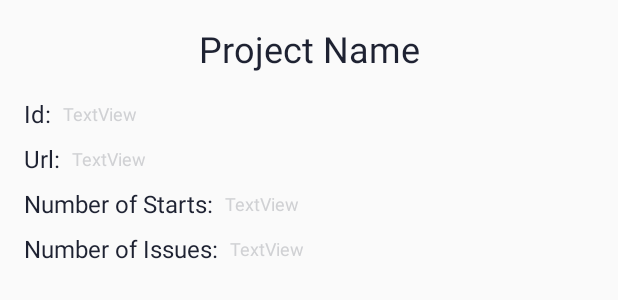
After one commit to caginakgul/Electricity, an Android app: the layout repository_bottom_sheet.xml on its own in the app's theme, with its tools: preview values and no code run, on a phone screen of 412 x 824 dp. The commit adds this screen. Shown: the top 300 px of the screen. Run offline under Robolectric (Android 15) with nearby library versions, the phone set to English and light mode, and no system bars.

Commit message:
Implementing bottom sheet fragment to display details

```diff
--- /dev/null
+++ b/app/src/main/java/com/example/electricity/base/BaseBottomSheet.kt
@@ -0,0 +1,15 @@
+package com.example.electricity.base
+
+import android.os.Bundle
+import android.view.LayoutInflater
+import android.view.View
+import android.view.ViewGroup
+import com.google.android.material.bottomsheet.BottomSheetDialogFragment
+abstract class BaseBottomSheet : BottomSheetDialogFragment() {
+
+    override fun onCreateView(
+        inflater: LayoutInflater,
+        container: ViewGroup?,
+        savedInstanceState: Bundle?
+    ): View? = super.onCreateView(inflater, container, savedInstanceState)
+}
--- /dev/null
+++ b/app/src/main/java/com/example/electricity/ui/details/RepositoryDetailsBottomSheet.kt
@@ -0,0 +1,51 @@
+package com.example.electricity.ui.details
+
+import android.content.Context
+import android.os.Bundle
+import android.view.LayoutInflater
+import android.view.View
+import android.view.ViewGroup
+import com.example.electricity.R
+import com.example.electricity.base.BaseBottomSheet
+import com.example.electricity.common.Constants
+import com.example.electricity.network.data.RepositoryDetails
+import kotlinx.android.synthetic.main.repository_bottom_sheet.*
+
+class RepositoryDetailsBottomSheet : BaseBottomSheet() {
+    override fun onCreateView(
+        inflater: LayoutInflater,
+        container: ViewGroup?,
+        savedInstanceState: Bundle?
+    ): View? {
+        return inflater.inflate(
+            R.layout.repository_bottom_sheet, container,
+            false
+        )
+    }
+
+    private fun initData() {
+        val args = arguments
+        val repositoryDetailsData =
+            args?.getParcelable<RepositoryDetails>(Constants.Data.REPOSITORY_ITEM_KEY)
+        projectNameTextViewTitle.text = repositoryDetailsData?.name ?: ""
+        idTextViewDynamic.text = repositoryDetailsData?.id.toString()
+        urlTextViewDynamic.text = repositoryDetailsData?.html_url ?: ""
+        starTextViewDynamic.text = repositoryDetailsData?.stargazersCount.toString()
+        issueTextViewDynamic.text = repositoryDetailsData?.openIssuesCount.toString()
+    }
+
+    companion object {
+        fun newInstance(repo: RepositoryDetails): RepositoryDetailsBottomSheet {
+            val args = Bundle()
+            args.putParcelable(Constants.Data.REPOSITORY_ITEM_KEY, repo)
+            val fragment = RepositoryDetailsBottomSheet()
+            fragment.arguments = args
+            return fragment
+        }
+    }
+
+    override fun onViewCreated(view: View, savedInstanceState: Bundle?) {
+        super.onViewCreated(view, savedInstanceState)
+        initData()
+    }
+}
--- /dev/null
+++ b/app/src/main/res/layout/repository_bottom_sheet.xml
@@ -0,0 +1,109 @@
+<?xml version="1.0" encoding="utf-8"?>
+<androidx.constraintlayout.widget.ConstraintLayout xmlns:android="http://schemas.android.com/apk/res/android"
+    xmlns:app="http://schemas.android.com/apk/res-auto"
+    xmlns:tools="http://schemas.android.com/tools"
+    android:layout_width="match_parent"
+    android:layout_height="wrap_content"
+    android:paddingBottom="@dimen/bottom_sheet_padding_24">
+
+    <TextView
+        android:id="@+id/projectNameTextViewTitle"
+        style="@style/TextAppearanceHeader"
+        android:layout_width="wrap_content"
+        android:layout_height="wrap_content"
+        android:layout_marginStart="@dimen/text_view_margin_8"
+        android:layout_marginTop="@dimen/text_view_margin_16"
+        android:layout_marginEnd="@dimen/text_view_margin_8"
+        app:layout_constraintEnd_toEndOf="parent"
+        app:layout_constraintStart_toStartOf="parent"
+        app:layout_constraintTop_toTopOf="parent"
+        tools:text="Project Name" />
+
+    <TextView
+        android:id="@+id/idTextView"
+        style="@style/TextAppearanceTitle"
+        android:layout_width="wrap_content"
+        android:layout_height="wrap_content"
+        android:layout_marginStart="@dimen/text_view_margin_16"
+        android:layout_marginTop="@dimen/text_view_margin_16"
+        android:text="@string/id_info"
+        app:layout_constraintStart_toStartOf="parent"
+        app:layout_constraintTop_toBottomOf="@+id/projectNameTextViewTitle" />
+
+    <TextView
+        android:id="@+id/idTextViewDynamic"
+        style="@style/TextAppearanceDescription"
+        android:layout_width="wrap_content"
+        android:layout_height="wrap_content"
+        android:layout_marginStart="@dimen/text_view_margin_8"
+        app:layout_constraintBottom_toBottomOf="@+id/idTextView"
+        app:layout_constraintStart_toEndOf="@+id/idTextView"
+        app:layout_constraintTop_toTopOf="@+id/idTextView"
+        tools:text="TextView" />
+
+    <TextView
+        android:id="@+id/urlTextView"
+        style="@style/TextAppearanceTitle"
+        android:layout_width="wrap_content"
+        android:layout_height="wrap_content"
+        android:layout_marginStart="@dimen/text_view_margin_16"
+        android:layout_marginTop="@dimen/text_view_margin_8"
+        android:text="@string/url_info"
+        app:layout_constraintStart_toStartOf="parent"
+        app:layout_constraintTop_toBottomOf="@+id/idTextView" />
+
+    <TextView
+        android:id="@+id/urlTextViewDynamic"
+        style="@style/TextAppearanceDescription"
+        android:layout_width="wrap_content"
+        android:layout_height="wrap_content"
+        android:layout_marginStart="@dimen/text_view_margin_8"
+        app:layout_constraintBottom_toBottomOf="@+id/urlTextView"
+        app:layout_constraintStart_toEndOf="@+id/urlTextView"
+        app:layout_constraintTop_toTopOf="@+id/urlTextView"
+        tools:text="TextView" />
+
+    <TextView
+        android:id="@+id/starTextView"
+        style="@style/TextAppearanceTitle"
+        android:layout_width="wrap_content"
+        android:layout_height="wrap_content"
+        android:layout_marginStart="@dimen/text_view_margin_16"
+        android:layout_marginTop="@dimen/text_view_margin_8"
+        android:text="@string/star_count_info"
+        app:layout_constraintStart_toStartOf="parent"
+        app:layout_constraintTop_toBottomOf="@+id/urlTextView" />
+
+    <TextView
+        android:id="@+id/starTextViewDynamic"
+        style="@style/TextAppearanceDescription"
+        android:layout_width="wrap_content"
+        android:layout_height="wrap_content"
+        android:layout_marginStart="@dimen/text_view_margin_8"
+        app:layout_constraintBottom_toBottomOf="@+id/starTextView"
+        app:layout_constraintStart_toEndOf="@+id/starTextView"
+        app:layout_constraintTop_toTopOf="@+id/starTextView"
+        tools:text="TextView" />
+
+    <TextView
+        android:id="@+id/issueTextView"
+        style="@style/TextAppearanceTitle"
+        android:layout_width="wrap_content"
+        android:layout_height="wrap_content"
+        android:layout_marginStart="@dimen/text_view_margin_16"
+        android:layout_marginTop="@dimen/text_view_margin_8"
+        android:text="@string/issue_count_info"
+        app:layout_constraintStart_toStartOf="parent"
+        app:layout_constraintTop_toBottomOf="@+id/starTextView" />
+
+    <TextView
+        android:id="@+id/issueTextViewDynamic"
+        style="@style/TextAppearanceDescription"
+        android:layout_width="wrap_content"
+        android:layout_height="wrap_content"
+        android:layout_marginStart="@dimen/text_view_margin_8"
+        app:layout_constraintBottom_toBottomOf="@+id/issueTextView"
+        app:layout_constraintStart_toEndOf="@+id/issueTextView"
+        app:layout_constraintTop_toTopOf="@+id/issueTextView"
+        tools:text="TextView" />
+</androidx.constraintlayout.widget.ConstraintLayout>
--- a/app/src/main/res/values/dimen.xml
+++ b/app/src/main/res/values/dimen.xml
@@ -5,7 +5,11 @@
     <dimen name="text_view_margin_16">16dp</dimen>
     <dimen name="layout_margin_8">8dp</dimen>
 
+    <!-- Padding !-->
+    <dimen name="bottom_sheet_padding_24">24dp</dimen>
+
     <!-- Text Sizes -->
+    <dimen name="text_header">24sp</dimen>
     <dimen name="text_title">16sp</dimen>
     <dimen name="text_description">12sp</dimen>
 </resources>
--- a/app/src/main/res/values/strings.xml
+++ b/app/src/main/res/values/strings.xml
@@ -3,4 +3,8 @@
 
     <string name="project_name_info">Project Name:</string>
     <string name="language_info">Language:</string>
+    <string name="issue_count_info">Number of Issues:</string>
+    <string name="star_count_info">Number of Starts:</string>
+    <string name="url_info">Url:</string>
+    <string name="id_info">Id:</string>
 </resources>
--- a/app/src/main/res/values/styles.xml
+++ b/app/src/main/res/values/styles.xml
@@ -9,6 +9,12 @@
     </style>
 
     <!-- Text -->
+    <style name="TextAppearanceHeader">
+        <item name="android:textSize">@dimen/text_header</item>
+        <item name="android:textColor">@color/text_title</item>
+        <item name="android:textStyle">normal</item>
+    </style>
+
     <style name="TextAppearanceTitle">
         <item name="android:textSize">@dimen/text_title</item>
         <item name="android:textColor">@color/text_title</item>
```
